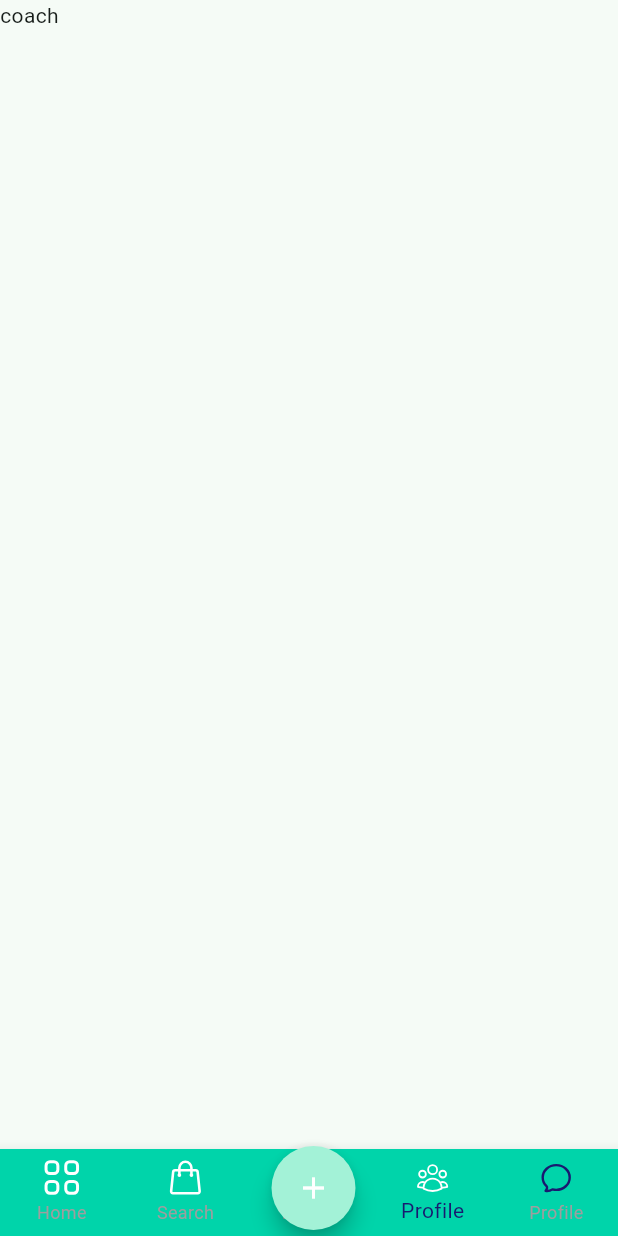
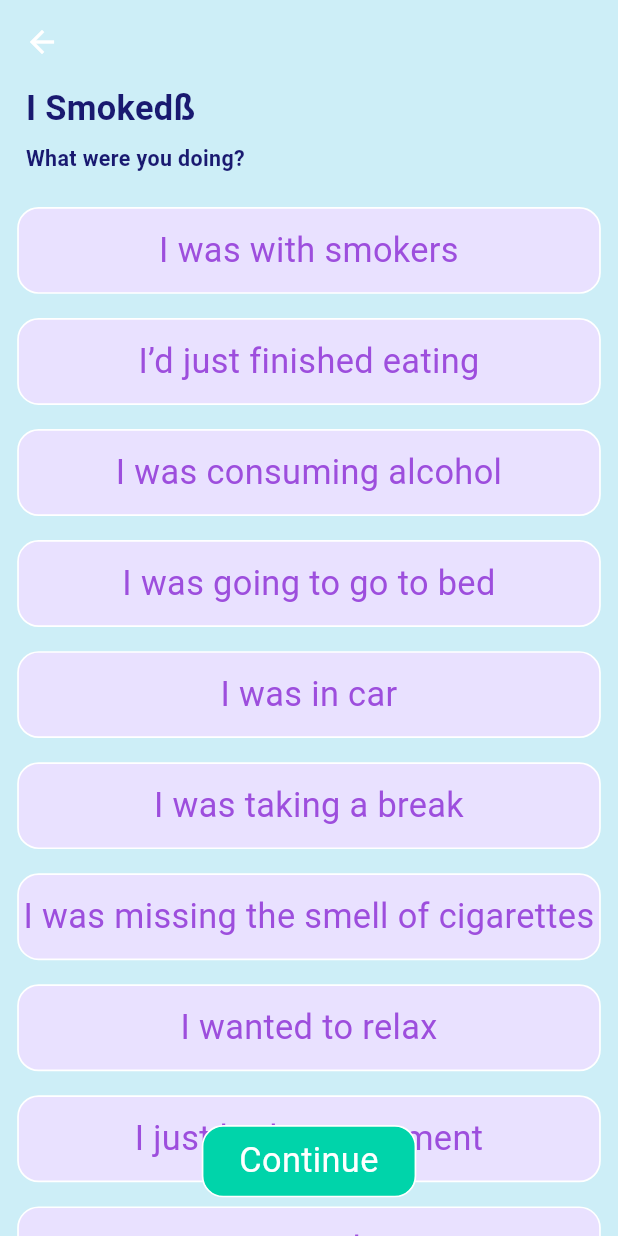
Before and after one commit to neeraj9649/sih, a Flutter app: the NavBarScreen screen opened directly, item 4 of the bottom bar chosen, after a tap on the "add" icon, on a phone screen of 412 x 824 dp. Run offline on Flutter 3.47's test engine with Material 3 defaults, Android fonts, the phone set to English and light mode, and no system bars; our stand-ins replace flutter_screenutil, flutter_svg, google_fonts; project files that could hold a hidden picture were left out.

Commit message:
float screen 1 and 2 are completed

```diff
--- /dev/null
+++ b/lib/Provider/Float_screen1_provider.dart
@@ -0,0 +1,14 @@
+import 'package:flutter/material.dart';
+
+class Floatscreen1Provider with ChangeNotifier {
+  int _selectedIndex = -1; // Default: no item selected
+
+  int get selectedIndex => _selectedIndex;
+
+  void selectItem(int index) {
+    if (_selectedIndex != index) {
+      _selectedIndex = index; // Update the selected index
+      notifyListeners(); // Notify listeners to rebuild widgets
+    }
+  }
+}
--- /dev/null
+++ b/lib/Screen/Nav_Bar/Float/Float_screen1.dart
@@ -0,0 +1,112 @@
+import 'package:dash_board/Provider/Float_screen1_provider.dart';
+import 'package:dash_board/Provider/Screen6_Provider.dart';
+import 'package:dash_board/Screen/Nav_Bar/Float/Float_Screen2.dart';
+import 'package:dash_board/Screen/Nav_Bar/Float/Reasons_list.dart';
+import 'package:dash_board/Util/Colors/Colors.dart';
+import 'package:dash_board/Util/Style/Text_Style.dart';
+import 'package:dash_board/Widgets/Back_Button_Appbar.dart';
+import 'package:dash_board/Widgets/CustomToggleButton.dart';
+import 'package:dash_board/Widgets/Custom_Button.dart';
+import 'package:flutter/material.dart';
+import 'package:flutter_screenutil/flutter_screenutil.dart';
+import 'package:provider/provider.dart';
+
+class FloatScreen1 extends StatelessWidget {
+  const FloatScreen1({super.key});
+
+  @override
+  Widget build(BuildContext context) {
+    final checkboxState = Provider.of<Floatscreen1Provider>(context);
+
+    return Scaffold(
+      backgroundColor: onBoardBackgroundColor,
+      appBar: backbuttonAppbar(),
+      body: Stack(children: [
+        SafeArea(
+          child: SingleChildScrollView(
+            child: Column(
+              crossAxisAlignment: CrossAxisAlignment.start,
+              children: [
+                // ListView for 10 items
+                Padding(
+                  padding: EdgeInsets.only(left: 60.w, bottom: 20.h),
+                  child: Text(
+                    "I Smokedß",
+                    style: TextStyle(
+                        fontSize: 80.sp,
+                        color: textcolorblue,
+                        fontWeight: FontWeight.w700),
+                  ),
+                ),
+                Padding(
+                  padding: EdgeInsets.only(left: 60.w, bottom: 20.h),
+                  child: Text(
+                    "What were you doing?",
+                    style: TextStyle(
+                        fontSize: 50.sp,
+                        color: textcolorblue,
+                        fontWeight: FontWeight.w700),
+                  ),
+                ),
+
+                ListView.builder(
+                  physics: NeverScrollableScrollPhysics(),
+                  shrinkWrap: true,
+                  padding:
+                      EdgeInsets.symmetric(horizontal: 40.w, vertical: 20.h),
+                  itemCount: 11, // Total items
+                  itemBuilder: (context, index) {
+                    return Padding(
+                      padding: EdgeInsets.only(bottom: 20.h, top: 30.h),
+                      child: CustomToggleButton(
+                        text: reasons[index],
+                        isSelected: checkboxState.selectedIndex == index,
+                        onToggle: () {
+                          checkboxState.selectItem(index);
+                        },
+                      ),
+                    );
+                  },
+                ),
+                SizedBox(
+                  height: 300.h,
+                )
+                // Positioned Continue Button
+              ],
+            ),
+          ),
+        ),
+        Positioned(
+          bottom: 80.h,
+          left: 0.w,
+          right: 0,
+          child: Center(
+            child: SizedBox(
+              height: 150.h,
+              width: 500.w,
+              child: CustomButton(
+                  text: 'Continue',
+                  onToggle: () {
+                    if (checkboxState.selectedIndex != -1) {
+                      Navigator.push(
+                        context,
+                        MaterialPageRoute(
+                          builder: (context) => FloatScreen2(),
+                        ),
+                      );
+                    } else {
+                      // Show a message if no item is selected
+                      ScaffoldMessenger.of(context).showSnackBar(
+                        SnackBar(
+                          content: Text("Please select an item."),
+                        ),
+                      );
+                    }
+                  }),
+            ),
+          ),
+        )
+      ]),
+    );
+  }
+}
--- /dev/null
+++ b/lib/Screen/Nav_Bar/Float/Reasons_list.dart
@@ -0,0 +1,13 @@
+List<String> reasons = [
+  "I was with smokers",
+  "I’d just finished eating",
+  "I was consuming alcohol",
+  "I was going to go to bed",
+  "I was in car",
+  "I was taking a break",
+  "I was missing the smell of cigarettes",
+  "I wanted to relax",
+  "I just had an argument",
+  "I was restless",
+  "Other"
+];
--- a/lib/Screen/Nav_Bar/Home_screen/Home_Screen.dart
+++ b/lib/Screen/Nav_Bar/Home_screen/Home_Screen.dart
@@ -1,5 +1,3 @@
-import 'dart:io';
-
 import 'package:dash_board/Util/Colors/Colors.dart';
 import 'package:dash_board/Util/Png_Names/Png_Names.dart';
 import 'package:dash_board/Util/SVG_Names/SVG_Names.dart';
--- a/lib/Screen/Nav_Bar/Nav_Bar_screen.dart
+++ b/lib/Screen/Nav_Bar/Nav_Bar_screen.dart
@@ -1,4 +1,5 @@
-import 'package:dash_board/Screen/Nav_Bar/SVG_list/SVG_list.dart';
+import 'package:dash_board/Screen/Nav_Bar/Float/Float_screen1.dart';
+import 'package:dash_board/Util/SVG_list/SVG_list.dart';
 import 'package:dash_board/Screen/Nav_Bar/Screen_list.dart/Screen_list.dart';
 import 'package:dash_board/Util/Colors/Colors.dart';
 import 'package:flutter/material.dart';
@@ -18,9 +19,15 @@ class _NavBarScreenState extends State<NavBarScreen> {
     return Scaffold(
       // floatingActionButtonLocation: FloatingActionButtonLocation.centerDocked,
       // floatingActionButton: FloatingActionButton(
-      //   onPressed: () {},
+      //   onPressed: () {
+      //     Navigator.push(
+      //       context,
+      //       MaterialPageRoute(
+      //         builder: (context) => FloatScreen1(),
+      //       ),
+      //     );
+      //   },
       // ),
-
       body: screens[currentIndex],
       bottomNavigationBar: Stack(
         clipBehavior: Clip.none,
@@ -106,7 +113,14 @@ class _NavBarScreenState extends State<NavBarScreen> {
                 25, // Center the FAB horizontally
             child: FloatingActionButton(
               shape: CircleBorder(),
-              onPressed: () {},
+              onPressed: () {
+                Navigator.push(
+                  context,
+                  MaterialPageRoute(
+                    builder: (context) => FloatScreen1(),
+                  ),
+                );
+              },
               tooltip: 'Centered FAB',
               child: const Icon(
                 Icons.add,
--- a/lib/Util/Colors/Colors.dart
+++ b/lib/Util/Colors/Colors.dart
@@ -15,6 +15,7 @@ Color textColorQ = const Color(0xFF191970);
 Color fieldTextColor = const Color.fromARGB(255, 111, 46, 164);
 
 // ==============
+Color textcolorblue = Color(0xff191970);
 Color iconSelectColor = Color(0xff191970);
 Color appbarColor = Color(0xff00D4AA);
 Color containerColor1 = Color(0xffFFE1E6);
--- a/lib/Util/Png_Names/Png_Names.dart
+++ b/lib/Util/Png_Names/Png_Names.dart
@@ -10,6 +10,8 @@ const personpng = 'Assets/Png/person.png';
 const couplepng = 'Assets/Png/couple.png';
 const drinkspng = 'Assets/Png/drinks.png';
 const flatpng = 'Assets/Png/flat.png';
+const possiblepng = 'Assets/Png/possible.png';
+
 const productpng = 'Assets/Png/product.png';
 
 const flatsvg = 'Assets/Png/flat.svg';
--- a/lib/main.dart
+++ b/lib/main.dart
@@ -1,5 +1,6 @@
 import 'package:dash_board/Provider/Age_conformation_provider.dart';
 import 'package:dash_board/Provider/CheckBox_State_provider.dart';
+import 'package:dash_board/Provider/Float_screen1_provider.dart';
 import 'package:dash_board/Provider/Screen10_Provider.dart';
 import 'package:dash_board/Provider/Screen6_Provider.dart';
 import 'package:dash_board/Provider/Screen7_Provider.dart';
@@ -29,6 +30,7 @@ class MyApp extends StatelessWidget {
       // Use builder only if you need to use library outside ScreenUtilInit context
       child: MultiProvider(
         providers: [
+          ChangeNotifierProvider(create: (_) => Floatscreen1Provider()),
           ChangeNotifierProvider(create: (_) => CheckboxState()),
           ChangeNotifierProvider(create: (_) => Screen6Provider()),
           ChangeNotifierProvider(create: (_) => Screen7Provider()),
```
Also changed, not shown: lib/Screen/Nav_Bar/Float/Float_Screen2.dart (added, +108 -0 lines), Assets/Png/possible.png (added), lib/Util/SVG_list/SVG_list.dart (renamed from lib/Screen/Nav_Bar/SVG_list/SVG_list.dart).
